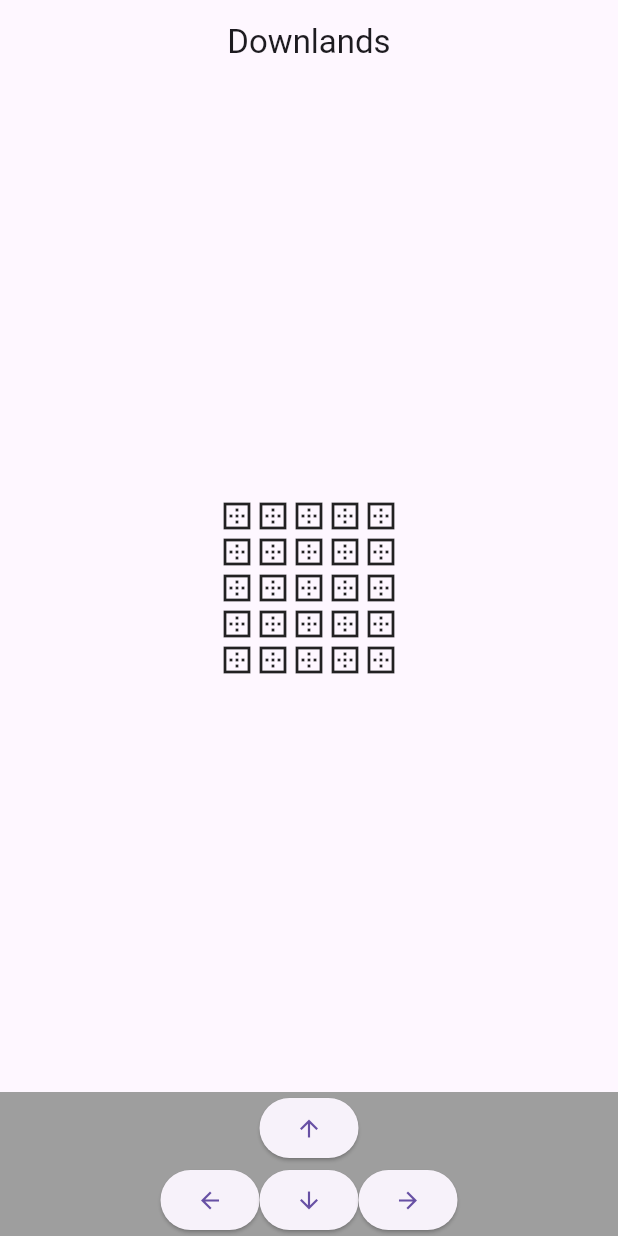
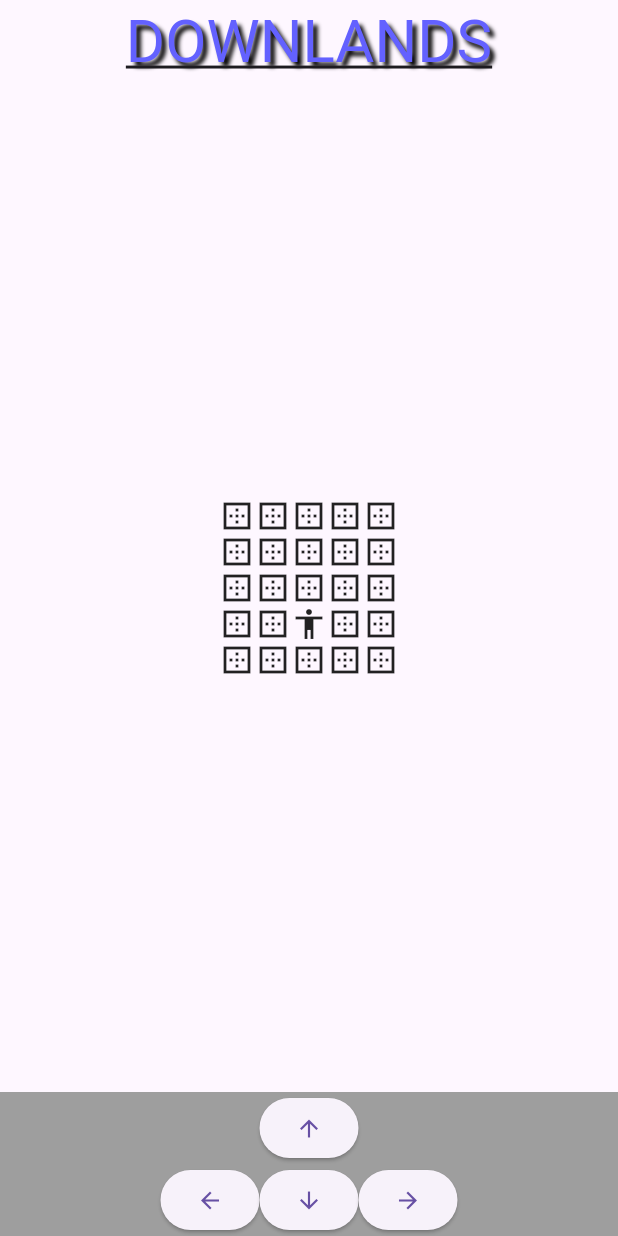
Before and after one commit to Ohra-aho/Downlands, a Flutter app: the screen it shows after launch, after a tap on the "arrow upward" icon, on a phone screen of 412 x 824 dp. Run offline on Flutter 3.47's test engine with Material 3 defaults, Android fonts, the light colour scheme and no system bars; our stand-ins replace flutter_riverpod, logger; missing offline and left inert: dart:ffi.

Commit message:
Flawed but functional character movement implemented

```diff
--- /dev/null
+++ b/lib/entity.dart
@@ -0,0 +1,12 @@
+import 'package:flutter/cupertino.dart';
+import 'package:flutter/material.dart';
+import 'package:flutter/rendering.dart';
+import 'package:flutter/widgets.dart';
+
+
+class Entity {
+  Widget sprite;
+  int index;
+
+  Entity(this.sprite, this.index);
+}
--- a/lib/main.dart
+++ b/lib/main.dart
@@ -1,15 +1,38 @@
 import 'package:flutter/material.dart';
+import 'package:flutter/rendering.dart';
+import 'package:downlands/map.dart';
+import 'package:downlands/player.dart';
+import 'package:provider/provider.dart';
+import 'package:downlands/entity.dart';
 
-void main() => runApp(MaterialApp(
-  home: Home()
-));
+
+void main() {
+  runApp(
+    MaterialApp(home: Home()),
+  );
+}
+
 
 class Home extends StatelessWidget {
   @override
   Widget build(BuildContext context) {
-    return Scaffold(
-    appBar: AppBar(
-      title: Text('Downlands'),
+    return ChangeNotifierProvider<VEs>(
+      create:(_)=>visibleEs,
+      child: Scaffold(
+      appBar: AppBar(
+        title: const Text('DOWNLANDS',
+        style: TextStyle(
+          fontSize: 40,
+          decoration: TextDecoration.underline,
+          color: Color.fromARGB(255, 99, 97, 255),
+          shadows: <Shadow>[
+            Shadow(
+              offset: Offset(3.0, 3.0),
+              blurRadius: 3.0,
+              color: Color.fromARGB(255, 0, 0, 0),
+          ),]
+      )
+      ),
       centerTitle: true,
       ),
     body: Center(
@@ -18,48 +41,11 @@
         Control()
       ],)
       ),
-    );
+    ),);
   }
 }
 
 
-//Grid source code
-class Grid extends StatefulWidget {
-  @override
-  _GridState createState() => _GridState();
-}
-
-class _GridState extends State<Grid> {
-
-  @override
-  Widget build(BuildContext context) {
-    return Expanded(
-      child: Column(
-      mainAxisAlignment: MainAxisAlignment.center,
-      children: <GridRow>[
-        for(var i = 0; i < 5; i++) GridRow(),
-      ],
-    ),
-    );
-  }
-}
-
-class GridRow extends StatefulWidget {
-  @override
-  _GridRowState createState() => _GridRowState();
-}
-
-class _GridRowState extends State<GridRow> {
-  @override
-  Widget build(BuildContext context) {
-    return Row(
-      mainAxisAlignment: MainAxisAlignment.center,
-      children: <Icon>[
-         for(var i = 0; i < 5; i++) Icon(Icons.border_outer),
-      ],
-    );
-  }
-}
 
 //Control source code
 class Control extends StatefulWidget {
@@ -68,28 +54,43 @@
 }
 
 class _ControlState extends State<Control> {
+    bool visibleB = true;
+
   @override
   Widget build(BuildContext context) {
+
     return Container(
       color: Colors.grey,
       child: Column(children: [
-        ElevatedButton(
-          onPressed: () => {print("jfjfjfjfjfjjfj")},
-          child: Icon(Icons.arrow_upward)
+          ElevatedButton(
+            onPressed: () => {
+              player.changePosition(-5),
+              visibleEs.Update()
+            },
+          child: const Icon(Icons.arrow_upward),
         ),
         Row(
           mainAxisAlignment: MainAxisAlignment.center,
           children: [
             ElevatedButton(
-            onPressed: () => {print("jfjfjfjfjfjjfj")},
+            onPressed: () => {
+              player.changePosition(-1),
+              visibleEs.Update()
+              },
             child: Icon(Icons.arrow_back)
             ),
             ElevatedButton(
-            onPressed: () => {print("jfjfjfjfjfjjfj")},
+            onPressed: () => {
+              player.changePosition(5),
+              visibleEs.Update()
+              },
             child: Icon(Icons.arrow_downward)
             ),
             ElevatedButton(
-            onPressed: () => {print("jfjfjfjfjfjjfj")},
+            onPressed: () => {
+              player.changePosition(1),
+              visibleEs.Update()
+              },
             child: Icon(Icons.arrow_forward)
             ),
           ],
--- /dev/null
+++ b/lib/map.dart
@@ -0,0 +1,142 @@
+import 'dart:ffi';
+
+import 'package:downlands/player.dart';
+import 'package:flutter/material.dart';
+import 'package:flutter/rendering.dart';
+import 'package:downlands/entity.dart';
+import 'package:provider/provider.dart';
+import 'package:logger/logger.dart';
+
+
+class VEs extends ChangeNotifier {
+  List<Entity> visibleEntities = [];
+  void Update() {
+    notifyListeners();
+  }
+}
+
+var visibleEs = VEs();
+
+
+//Grid source code
+class Grid extends StatefulWidget {
+  @override
+  _GridState createState() => _GridState();
+}
+
+class _GridState extends State<Grid> {
+
+  @override
+  void initState() {
+    super.initState();
+    visibleEs.visibleEntities.add(player);
+  }
+
+  @override
+  Widget build(BuildContext context) {
+    return  Expanded(
+                child: Column(
+                  mainAxisAlignment: MainAxisAlignment.center,
+                  children: [for(var i = 0; i < 5; i++) GridRow(column: i)],
+                ),
+              );
+  }
+}
+
+class GridRow extends StatefulWidget {
+  final int column;
+
+  const GridRow({Key? key, required this.column}) : super(key: key);
+
+  @override
+  _GridRowState createState() => _GridRowState();
+}
+
+class _GridRowState extends State<GridRow> {
+  late int column;
+  final logger = Logger();
+  Entity? RenderSquare(List<Entity> list, int index) {
+    for(Entity e in list) {
+      if(e.index == index) {
+        logger.d(e.index);
+        return e;
+      }
+    }
+    return null;
+  }
+
+  Entity ss() {
+    for(Entity e in visibleEs.visibleEntities) {
+      return e;
+    }
+    return PlayerData();
+  }
+
+  @override
+  void initState() {
+    super.initState();
+    column = widget.column; // Get the value passed from GridRow constructor
+  }
+  @override
+  Widget build(BuildContext context) {
+    return Consumer<VEs>(builder: (context, playerData, child){
+              final List<Entity> entities = playerData.visibleEntities;
+              return Row(
+                mainAxisAlignment: MainAxisAlignment.center,
+                children: [
+                  for(var i = 1; i < 6; i++) Square(index: i+column*5, occupant: RenderSquare(entities, i+column*5))
+                ],
+      );});
+    }
+  }
+
+
+
+class Square extends StatefulWidget {
+  final int index;
+  final Entity? occupant;
+  const Square({Key? key, required this.index, this.occupant}) : super(key: key);
+
+  @override
+  _SquareState createState() => _SquareState();
+}
+
+class _SquareState extends State<Square> {
+  late int index;
+  late Icon icon;
+  late Entity? occupant;
+  late Widget? occupantSprite;
+  final logger = Logger();
+
+  Widget? displayOccupant() {
+    logger.d("Index: $index Occupant: ${occupant?.index}");
+      if(occupant != null && occupant?.index == index) {
+        occupantSprite = occupant?.sprite;
+        return occupantSprite;
+      }
+      else {
+        occupant = null;
+        return icon;
+      }
+  }
+
+  @override
+  void initState() {
+    super.initState();
+    icon = Icon(Icons.border_outer);
+    index = widget.index;
+    occupant = widget.occupant;
+  }
+
+  @override
+  Widget build(BuildContext context) {
+    icon = Icon(Icons.border_outer);
+    index = widget.index;
+    occupant = widget.occupant;
+    return (
+      Container(child: displayOccupant(),)
+    );
+
+  }
+
+}
--- /dev/null
+++ b/lib/player.dart
@@ -0,0 +1,52 @@
+import 'dart:ffi';
+import 'dart:math';
+
+import 'package:flutter/material.dart';
+import 'package:flutter/rendering.dart';
+import 'package:downlands/entity.dart';
+import 'package:flutter_riverpod/flutter_riverpod.dart';
+import 'package:logger/logger.dart';
+
+PlayerData player = PlayerData();
+
+class PlayerSprite extends StatefulWidget {
+  @override
+  _PlayerSprite createState() => _PlayerSprite();
+}
+
+class _PlayerSprite extends State<PlayerSprite> {
+  late Icon sprite;
+  late int index;
+
+  @override
+  void initState() {
+    sprite = Icon(Icons.accessibility);
+    index = player.index;
+  }
+
+  @override
+  Widget build(BuildContext context) {
+    return(// Access the index from PlayerData
+        sprite
+    );
+  }
+}
+
+
+class PlayerData implements Entity  {
+  @override
+  int index = 23;
+  @override
+  Widget sprite = PlayerSprite();
+
+  final logger = Logger();
+
+  void changePosition(int newIndex) {
+    index += newIndex;
+  }
+  int getIndex() {
+    return index;
+  }
+
+
+}
--- a/pubspec.yaml
+++ b/pubspec.yaml
@@ -1,4 +1,4 @@
-name: harjoittelua_1
+name: downlands
 description: "A new Flutter project."
 # The following line prevents the package from being accidentally published to
 # pub.dev using `flutter pub publish`. This is preferred for private packages.
@@ -35,6 +35,9 @@
   # The following adds the Cupertino Icons font to your application.
   # Use with the CupertinoIcons class for iOS style icons.
   cupertino_icons: ^1.0.6
+  flutter_riverpod: ^2.5.1
+  provider: ^6.1.2
+  logger: ^1.3.0
 
 dev_dependencies:
   flutter_test:
```
Also changed, not shown: pubspec.lock, 2 other files.
